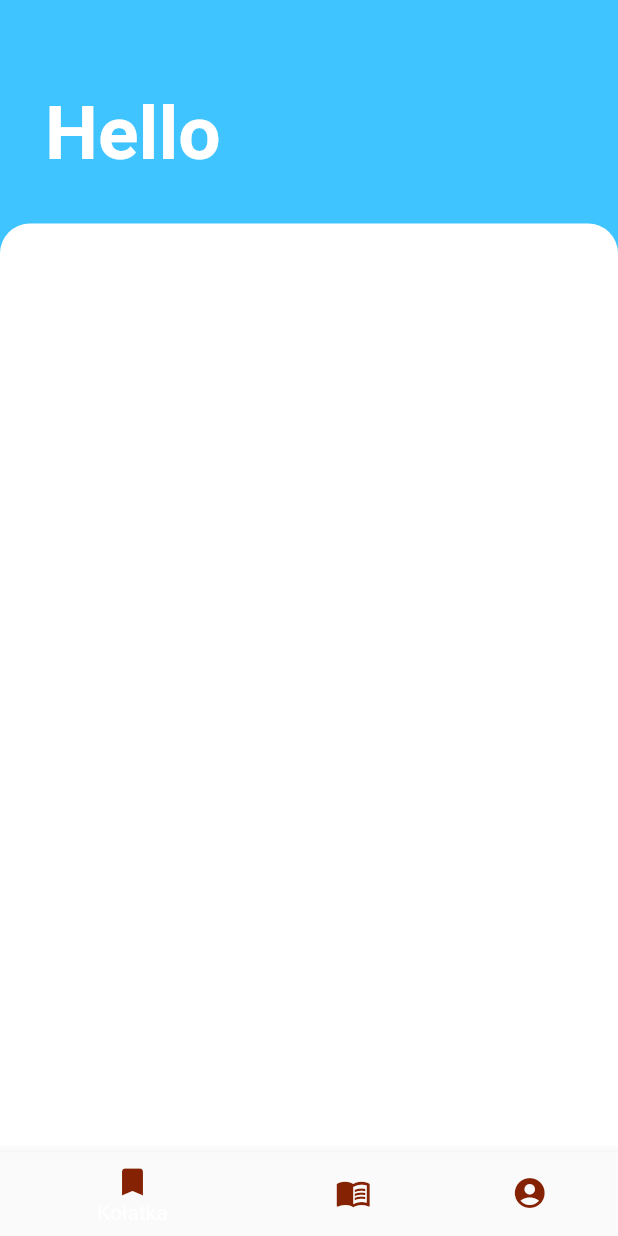
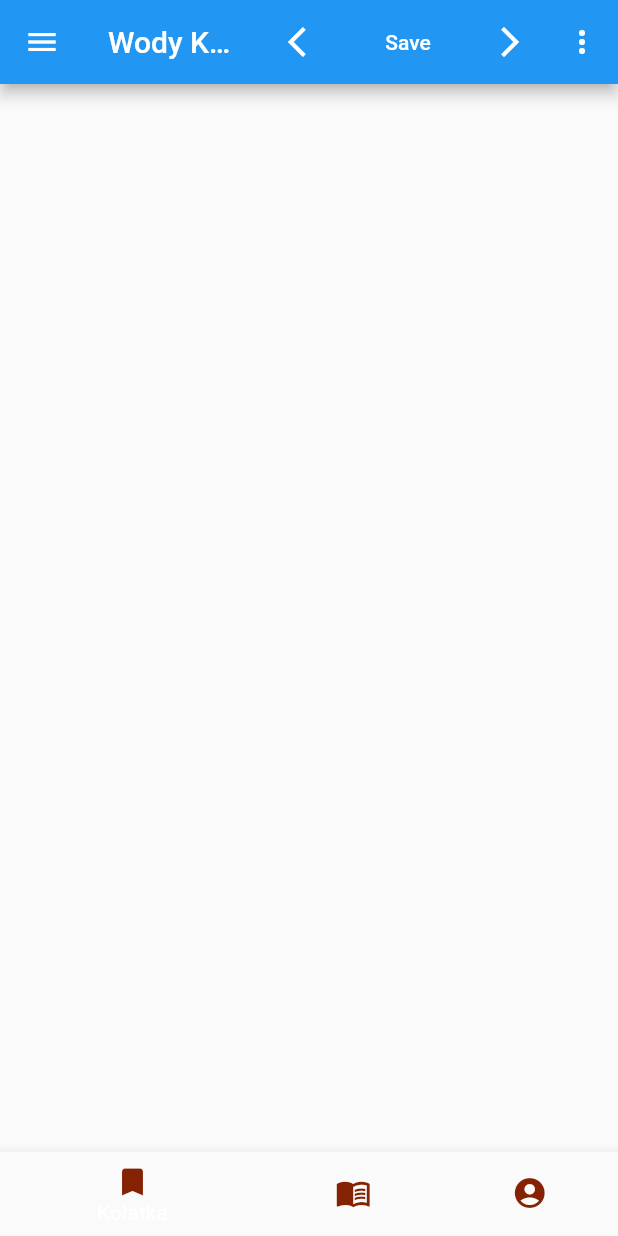
Before and after one commit to DominikZurawski/karmel_flutterApp, a Flutter app: the screen it shows after launch, on a phone screen of 412 x 824 dp. Run offline on Flutter 3.47's test engine with Material 2 defaults, Android fonts, the phone set to English and light mode, and no system bars; our stand-ins replace table_calendar.

Commit message:
Add Styles file

```diff
--- a/lib/bottom_navigation_placeholder/placeholder.dart
+++ /dev/null
@@ -1,14 +0,0 @@
-import 'package:flutter/material.dart';
-
-class PlaceholderWidget extends StatelessWidget {
- final Color color;
-
- PlaceholderWidget(this.color);
-
- @override
- Widget build(BuildContext context) {
-   return Container(
-      color: color,
-   );
- }
-}
--- a/lib/calendar.dart
+++ b/lib/calendar.dart
@@ -1,8 +1,6 @@
 import 'package:flutter/material.dart';
 import 'package:table_calendar/table_calendar.dart';
-
 import 'package:karmel_app/utils.dart';
-
 
 /// The hove page which hosts the calendar
 class Calendar extends StatefulWidget {
@@ -88,11 +86,12 @@ class _MyHomePageState extends State<Calendar> {
   Widget build(BuildContext context) {
     return Scaffold(
       appBar: AppBar(
-        title: Text('TableCalendar - Events'),
+        title: Text('Kalendarz'),
       ),
       body: Column(
         children: [
           TableCalendar<Event>(
+            locale: 'pl_PL',
             firstDay: kFirstDay,
             lastDay: kLastDay,
             focusedDay: _focusedDay,
--- a/lib/home.dart
+++ b/lib/home.dart
@@ -1,84 +1,34 @@
-//import 'package:firebase_auth/firebase_auth.dart';
 import 'package:flutter/material.dart';
-import 'package:karmel_app/bottom_navigation_placeholder/placeholder.dart';
 import 'package:karmel_app/constants/constants.dart';
 import 'package:karmel_app/calendar.dart';
 
-//import 'package:flutter_firebase/landing.dart';
 class Home extends StatefulWidget {
-  //for getting the user data from the LoginPage
-  /*const Home({
-    Key key,
-    this.user
-  }) : super(key: key);
-
-  final FirebaseUser user;*/
   _HomeState createState() => _HomeState();
 }
 
 class _HomeState extends State<Home> {
+
   int _choice = 0;
-
   //for saving the index value of selected bottomNavigatinItem
   void selectedTab(index) {
     setState(() {
       _choice = index;
     });
   }
-  /*final List<Widget> _selectedItem = [
-    PlaceholderWidget(Colors.greenAccent),
-    PlaceholderWidget(Colors.blue),
-  ];*/
 
   @override
   Widget build(BuildContext context) {
     return MaterialApp(
       debugShowCheckedModeBanner: false,
       home: Scaffold(
-        backgroundColor: Colors.lightBlueAccent,
-        body: Column(
-        crossAxisAlignment: CrossAxisAlignment.start,
-        children: <Widget>[
-          Container(
-            padding: EdgeInsets.only(
-            top: 60.0, left: 30.0, right: 30.0, bottom: 30.0),
-            child: Column(
-            crossAxisAlignment: CrossAxisAlignment.start,
-            children: <Widget>[
-              Text(
-                'Hello',
-                style: TextStyle(
-                color: Colors.white,
-                fontSize: 50.0,
-                fontWeight: FontWeight.w700,
-                ),
-            ),
-            ],
-            ),
-          ),
-            Expanded(
-              child: Container(
-              padding: EdgeInsets.symmetric(horizontal: 20.0),
-              decoration: BoxDecoration(
-              color: Colors.white,
-              borderRadius: BorderRadius.only(
-              topLeft: Radius.circular(20.0),
-              topRight: Radius.circular(20.0),
-              ),
-              ),
-              ),
-              ),
-              ],
-              ),
-
-
-        /*
         appBar: AppBar(
-          backgroundColor: Color(0xFFBD3E07),
+          //backgroundColor: Color(0xFFBD3E07),
           title: Text('Wody Karmelu'),
           actions: <Widget>[
+            //for Search Button
             IconButton(
               onPressed: (){
+                // seachSnackbar(context);
               },
               icon: Icon(Icons.arrow_back_ios,color: Colors.white,),
             ),
@@ -104,10 +54,8 @@ class _HomeState extends State<Home> {
             PopupMenuButton<String>(
                 onSelected: onMenuSelected,
                 itemBuilder:(context){
-
                   // returning the list of item
                   return Constants.select.map((String choice){
-
                     //passing the value
                     onMenuSelected(choice);
 
@@ -115,39 +63,28 @@ class _HomeState extends State<Home> {
                       value: choice,
                       child: Text(choice),
                     );
-
                   }).toList();
-
                 }
             ),
-
           ],
         ),
-*/
-
-        //setting the placeHolder Widget
-        //body: _selectedItem[_choice],
-
-
         // For Drawer
         drawer: new Drawer(
           child: userDrawer(),
         ),
-
         //Bottom Navigation bar
         bottomNavigationBar: onBottomNavigation(context),
 
-    ),
+      ),
     );
-
   }
-
 
   // Navigation Drawer
   Widget userDrawer(){
     return ListView(
       children: <Widget>[
         new UserAccountsDrawerHeader(
+
           accountName: new Text('Karmelici Bosi'),
           //accountEmail: new Text(widget.user.email),
 
@@ -229,15 +166,6 @@ class _HomeState extends State<Home> {
             leading: new Icon(Icons.help,color: Colors.lightBlue,),
           ),
         ),
-        //
-        ///
-        ///
-        ///
-        ///
-        // Logout from Account
-        ///
-        ///
-        ///
         new InkWell(
           onTap: (){
             //FirebaseAuth.instance.signOut();
@@ -252,19 +180,12 @@ class _HomeState extends State<Home> {
             title: new Text('Sign out',style: new TextStyle(color:Colors.deepOrange),),
             leading: new Icon(Icons.exit_to_app,color: Colors.lightBlue,),
           ),
-          ///
-          ///
-          ///
-          ///
         ),
       ],
     );
-
   }
-
   //When we select any Popup Menu
   void onMenuSelected(String choice){
-
     if(choice==Constants.aboutUs){
       print("O nas");
     }else if(choice==Constants.settings){
@@ -272,20 +193,15 @@ class _HomeState extends State<Home> {
     }
   }
 
-
   //for bottom navigationbar
   Widget onBottomNavigation(BuildContext context){
-
     return BottomNavigationBar(
-
 
       //current index will manage wchich element need to be selected
       currentIndex: _choice,
       type: BottomNavigationBarType.shifting,
       items: [
-
         BottomNavigationBarItem(
-
             icon: Icon(Icons.bookmark,color: Color(0xFF842203)),
             title: new Text('Kołatka',style: TextStyle(color: Colors.blue))
         ),
@@ -298,13 +214,10 @@ class _HomeState extends State<Home> {
             icon: Icon(Icons.account_circle,color: Color(0xFF842203)),
             title: new Text('Studnia',style: TextStyle(color: Colors.blue),)
         ),
-
       ],
-
       onTap: (index){
         selectedTab(index);
       },
     );
   }
-
 }
--- a/lib/main.dart
+++ b/lib/main.dart
@@ -1,7 +1,7 @@
 import 'package:flutter/material.dart';
 import 'package:karmel_app/home.dart';
-import 'package:flutter_localizations/flutter_localizations.dart';
 import 'package:intl/date_symbol_data_local.dart';
+import 'package:karmel_app/theme/Styles.dart';
 
 void main() {
   initializeDateFormatting().then((_) => runApp(MyApp()));
@@ -11,17 +11,9 @@ class MyApp extends StatelessWidget {
   @override
   Widget build(BuildContext context) {
     return MaterialApp(
-      /*localizationsDelegates: [
-        GlobalMaterialLocalizations.delegate
-      ],
-      supportedLocales: [
-        const Locale('en'),
-        const Locale('pl')
-      ],
-      locale : const Locale("pl","PL"),*/
       debugShowCheckedModeBanner: false,
-      //home: LandingPage(),
       home: Home(),
+      theme: Styles.themeData(false, context),
     );
   }
 }
--- /dev/null
+++ b/lib/theme/Styles.dart
@@ -0,0 +1,104 @@
+import 'dart:ui';
+
+import 'package:flutter/material.dart';
+
+abstract class Styles {
+  //colors
+  static const Color whiteColor = Color(0xffffffff);
+  static const Color blackColor = Color(0xff0000000);
+  static const Color orangeColor = Colors.orange;
+  static const Color redColor = Colors.red;
+  static const Color darkRedColor = Color(0xFFB71C1C);
+
+  static const Color purpleColor = Color(0xff5E498A);
+
+  static const Color darkThemeColor = Color(0xff33333E);
+
+  static const Color grayColor = Color(0xff797979);
+
+  static const Color greyColorLight = Color(0xffd7d7d7);
+
+  static const Color settingsBackground = Color(0xffefeff4);
+
+  static const Color settingsGroupSubtitle = Color(0xff777777);
+
+  static const Color iconBlue = Color(0xff0000ff);
+  static const Color transparent = Colors.transparent;
+  static const Color iconGold = Color(0xffdba800);
+  static const Color bottomBarSelectedColor = Color(0xff5e4989);
+
+  //Strings
+  static const TextStyle defaultTextStyle = TextStyle(
+    color: Styles.purpleColor,
+    fontSize: 20.0,
+  );
+  static const TextStyle defaultTextStyleBlack = TextStyle(
+    color: Styles.blackColor,
+    fontSize: 20.0,
+  );
+  static const TextStyle defaultTextStyleGRey = TextStyle(
+    color: Styles.grayColor,
+    fontSize: 20.0,
+  );
+  static const TextStyle smallTextStyleGRey = TextStyle(
+    color: Styles.grayColor,
+    fontSize: 16.0,
+  );
+  static const TextStyle smallTextStyle = TextStyle(
+    color: Styles.purpleColor,
+    fontSize: 16.0,
+  );
+  static const TextStyle smallTextStyleWhite = TextStyle(
+    color: Styles.whiteColor,
+    fontSize: 16.0,
+  );
+  static const TextStyle smallTextStyleBlack = TextStyle(
+    color: Styles.blackColor,
+    fontSize: 16.0,
+  );
+  static const TextStyle defaultButtonTextStyle =
+  TextStyle(color: Styles.whiteColor, fontSize: 20);
+
+  static const TextStyle profileTextStyleBlack = TextStyle(
+    color: Styles.blackColor,
+    fontSize: 20.0,
+  );
+
+  static const TextStyle defaultTextStyleWhite = TextStyle(
+    color: Styles.whiteColor,
+    fontSize: 20.0,
+  );
+  static const TextStyle messageRecipientTextStyle = TextStyle(
+      color: Styles.blackColor, fontSize: 16.0, fontWeight: FontWeight.bold);
+
+  static ThemeData themeData(bool isDarkTheme, BuildContext context) {
+    return ThemeData(
+      //* Custom Google Font
+      //  fontFamily: Devfest.google_sans_family,
+      primarySwatch: Colors.red,
+      primaryColor: isDarkTheme ? Colors.black : Colors.white,
+
+      backgroundColor: isDarkTheme ? Colors.black : Color(0xfff1f5fb),
+
+      indicatorColor: isDarkTheme ? Color(0xff0E1D36) : Color(0xffCBDCF8),
+      buttonColor: isDarkTheme ? Color(0xff3B3B3B) : Color(0xffF1F5FB),
+
+      hintColor: isDarkTheme ? Color(0xff280C0B) : Color(0xffEECED3),
+
+      highlightColor: isDarkTheme ? Color(0xff372901) : Color(0xffFCE192),
+      hoverColor: isDarkTheme ? Color(0xff3A3A3B) : Color(0xff4285F4),
+
+      focusColor: isDarkTheme ? Color(0xff0B2512) : Color(0xffA8DAB5),
+      disabledColor: Colors.grey,
+      textSelectionColor: isDarkTheme ? Colors.white : Colors.black,
+      cardColor: isDarkTheme ? Color(0xFF151515) : Colors.white,
+      canvasColor: isDarkTheme ? Colors.black : Colors.grey[50],
+      brightness: isDarkTheme ? Brightness.dark : Brightness.light,
+      buttonTheme: Theme.of(context).buttonTheme.copyWith(
+          colorScheme: isDarkTheme ? ColorScheme.dark() : ColorScheme.light()),
+      appBarTheme: AppBarTheme(
+        elevation: 20.0,
+      ),
+    );
+  }
+}
--- a/lib/utils.dart
+++ b/lib/utils.dart
@@ -2,10 +2,8 @@
 // SPDX-License-Identifier: Apache-2.0
 
 import 'dart:collection';
-
 import 'package:table_calendar/table_calendar.dart';
 
-/// Example event class.
 class Event {
   final String title;
 
@@ -15,8 +13,6 @@ class Event {
   String toString() => title;
 }
 
-/// Example events.
-///
 /// Using a [LinkedHashMap] is highly recommended if you decide to use a map.
 final kEvents = LinkedHashMap<DateTime, List<Event>>(
   equals: isSameDay,
```
